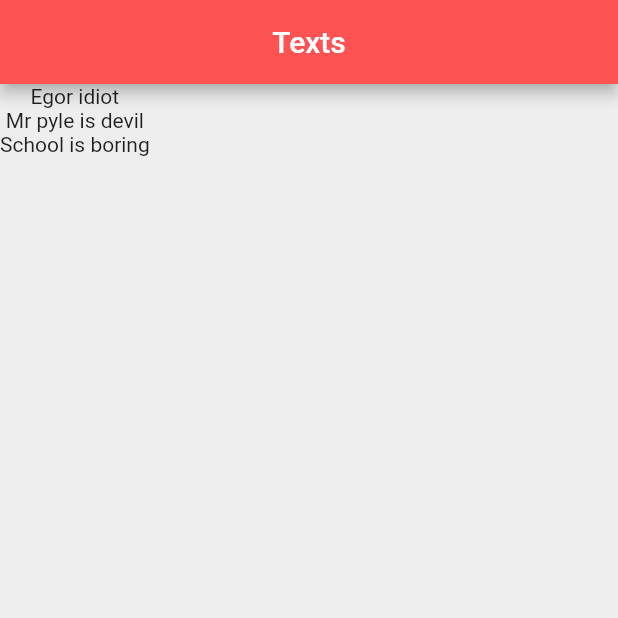
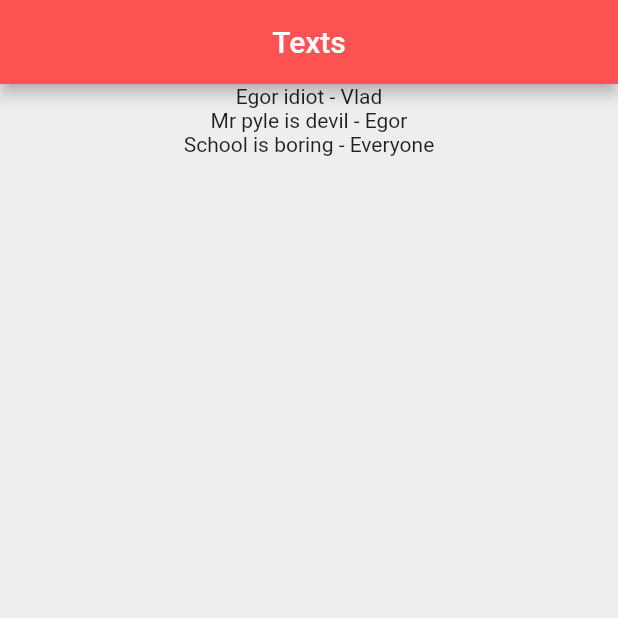
Before and after one commit to vladimirmak02/fluttertest, a Flutter app: the screen it shows after launch, on a phone screen of 412 x 824 dp, the top half of it. Run offline on Flutter 3.47's test engine with Material 2 defaults, Android fonts, the phone set to English and light mode, and no system bars.

Commit message:
completed tutorial 18 on custom classes - quotes

```diff
--- a/lib/main.dart
+++ b/lib/main.dart
@@ -1,4 +1,5 @@
 import 'package:flutter/material.dart';
+import 'quote.dart';
 
 void main() => runApp(MaterialApp(
       home: Home(),
@@ -11,10 +12,10 @@ class Home extends StatefulWidget {
 
 class _HomeState extends State<Home> {
 
-  List<String> alltexts = [
-    'Egor idiot',
-    'Mr pyle is devil',
-    'School is boring',
+  List<Quote> alltexts = [
+    Quote(text: 'Egor idiot',author: 'Vlad'),
+    Quote(text: 'Mr pyle is devil',author: 'Egor'),
+    Quote(text: 'School is boring',author: 'Everyone'),
   ];
 
   @override
@@ -26,11 +27,16 @@ class _HomeState extends State<Home> {
         centerTitle: true,
         backgroundColor: Colors.redAccent,
       ),
-      body: Column(
-        children: alltexts.map((tempText){
-          return Text(tempText);
-        }).toList(),
+      body: Container(
+        child: Center(
+          child: Column(
+            children: alltexts.map((tempText){
+              return Text('${tempText.text} - ${tempText.author}');
+            }).toList(),
+          ),
+        ),
       ),
+
     );
   }
 }
--- /dev/null
+++ b/lib/quote.dart
@@ -0,0 +1,8 @@
+class Quote {
+
+  String text;
+  String author;
+
+  Quote({this.text, this.author});
+
+}
```
